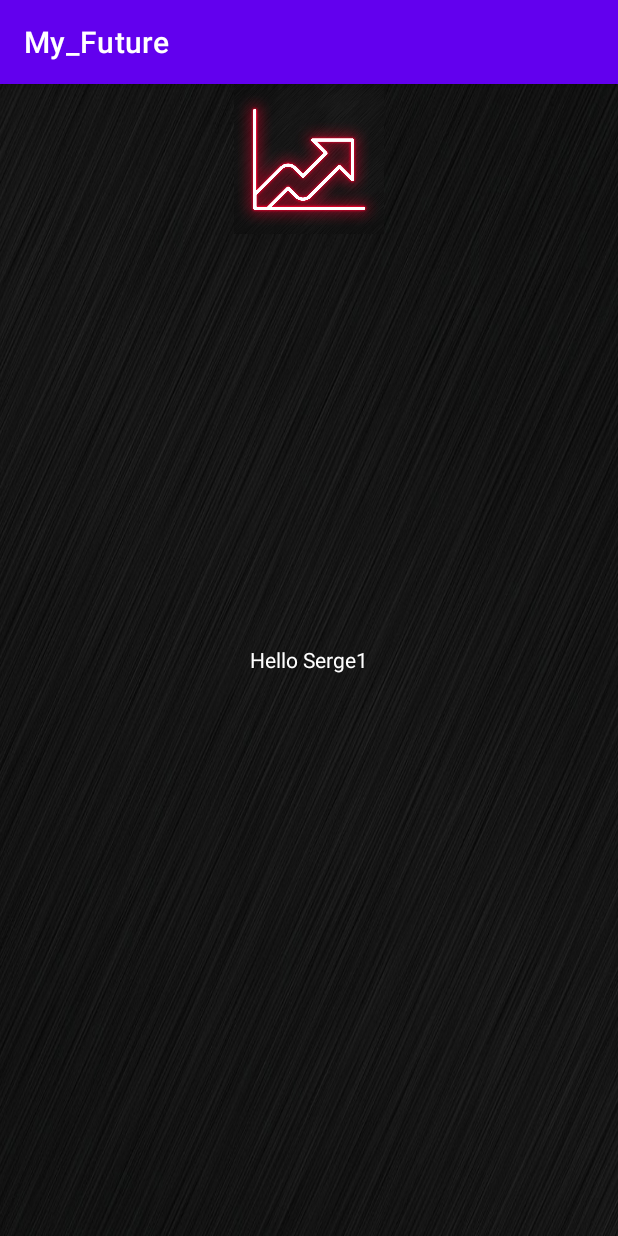
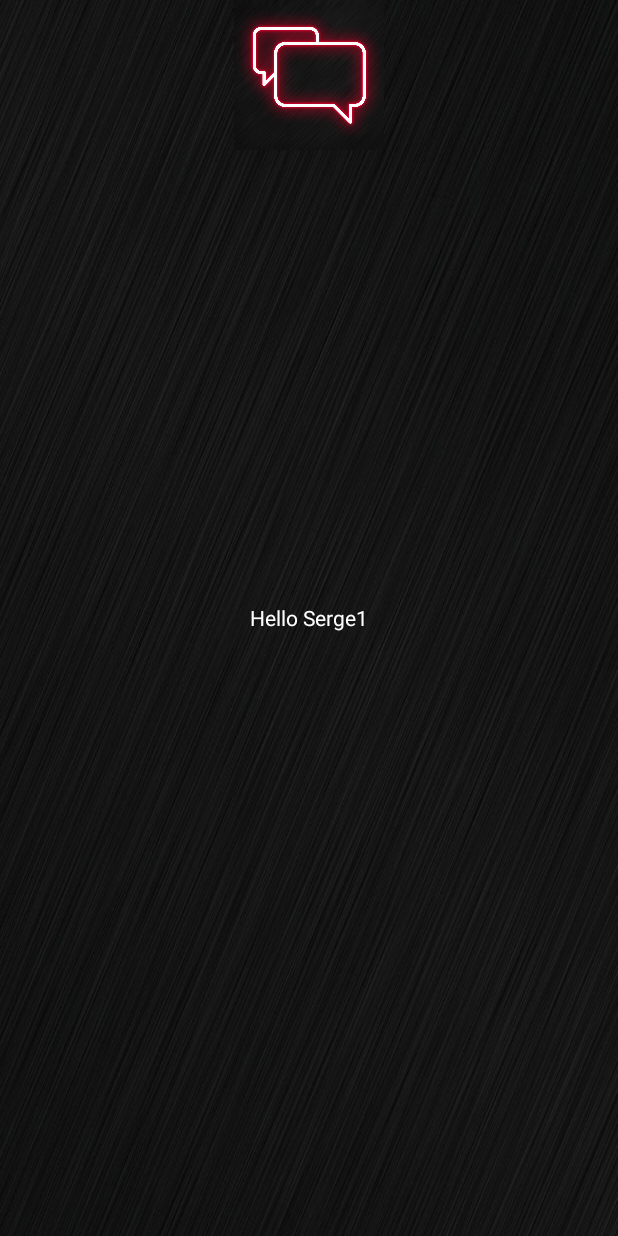
Before and after one commit to Mioler1/My-Future, an Android app: the screen it shows after launch (MainActivity), on a phone screen of 412 x 824 dp. Run offline under Robolectric (Android 15) with nearby library versions, the phone set to English and light mode, and no system bars.

Commit message:
first commit

```diff
--- a/app/src/main/res/layout/activity_main.xml
+++ b/app/src/main/res/layout/activity_main.xml
@@ -18,6 +18,6 @@
         android:layout_width="100dp"
         android:layout_height="100dp"
         android:layout_centerHorizontal="true"
-        android:src="@drawable/up" />
+        android:src="@drawable/chat" />
 
 </RelativeLayout>
--- a/app/src/main/res/values/themes.xml
+++ b/app/src/main/res/values/themes.xml
@@ -1,6 +1,6 @@
 <resources xmlns:tools="http://schemas.android.com/tools">
     <!-- Base application theme. -->
-    <style name="Theme.My_Future" parent="Theme.MaterialComponents.DayNight.DarkActionBar">
+    <style name="Theme.My_Future" parent="Theme.MaterialComponents.DayNight.NoActionBar.Bridge">
         <!-- Primary brand color. -->
         <item name="colorPrimary">@color/purple_500</item>
         <item name="colorPrimaryVariant">@color/purple_700</item>
```
